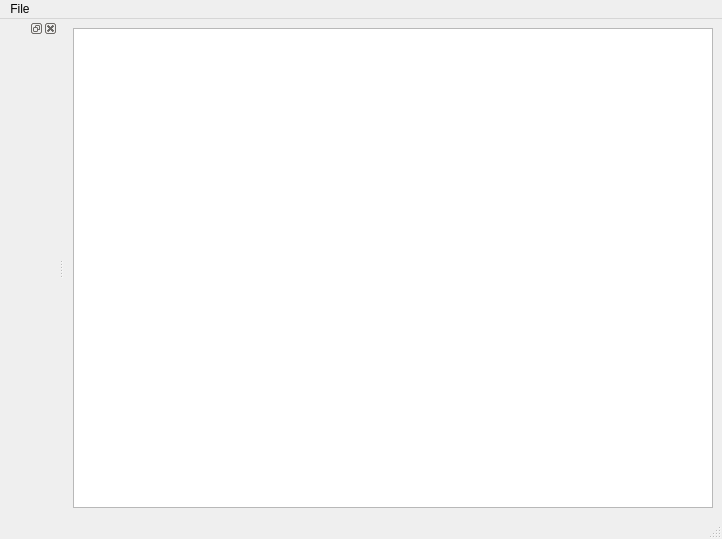
Old version of the form ui/helpwindow.ui in the repository sbmlteam/QtDeviser.
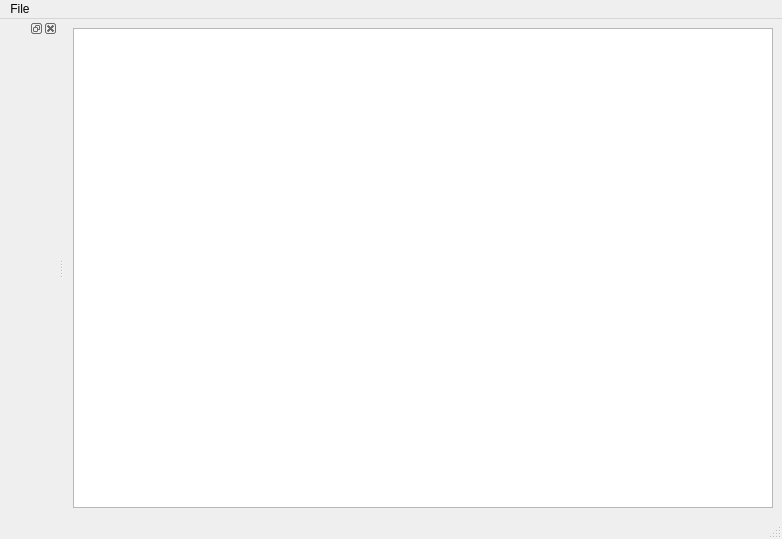
New version of the form. Custom widgets are drawn as their Qt base class.

Commit message: - make window slightly wider so that no horizontal scrollbars appear

What changed in the file:
```diff
--- a/ui/helpwindow.ui
+++ b/ui/helpwindow.ui
@@ -19,7 +19,7 @@
      <widget class="HelpBrowser" name="textBrowser">
       <property name="minimumSize">
        <size>
-        <width>640</width>
+        <width>700</width>
         <height>480</height>
        </size>
       </property>
```
